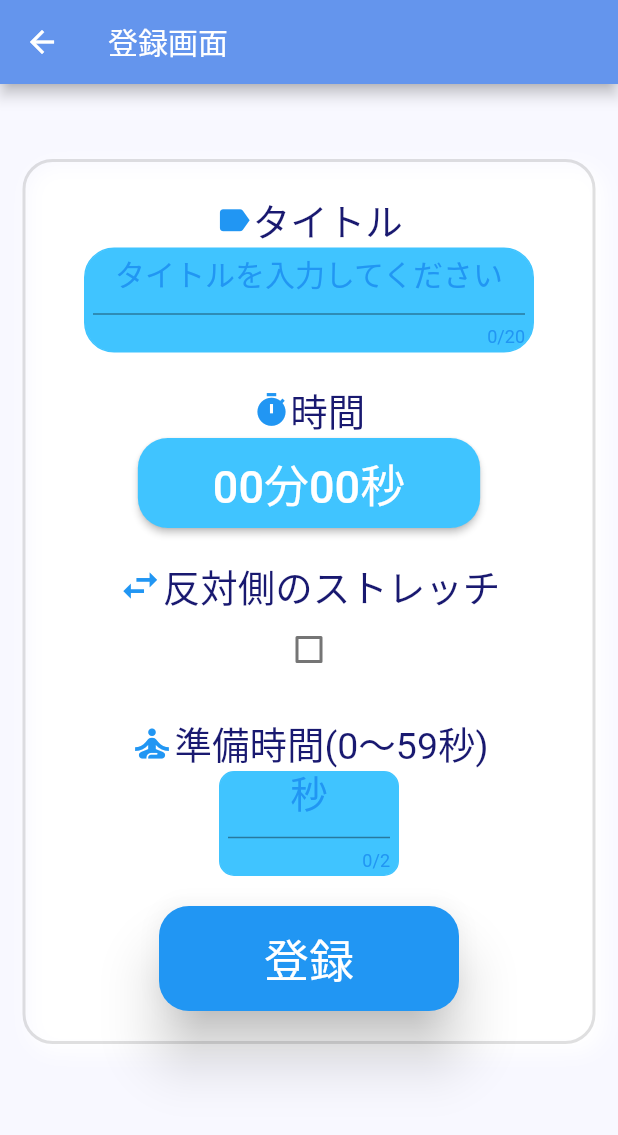
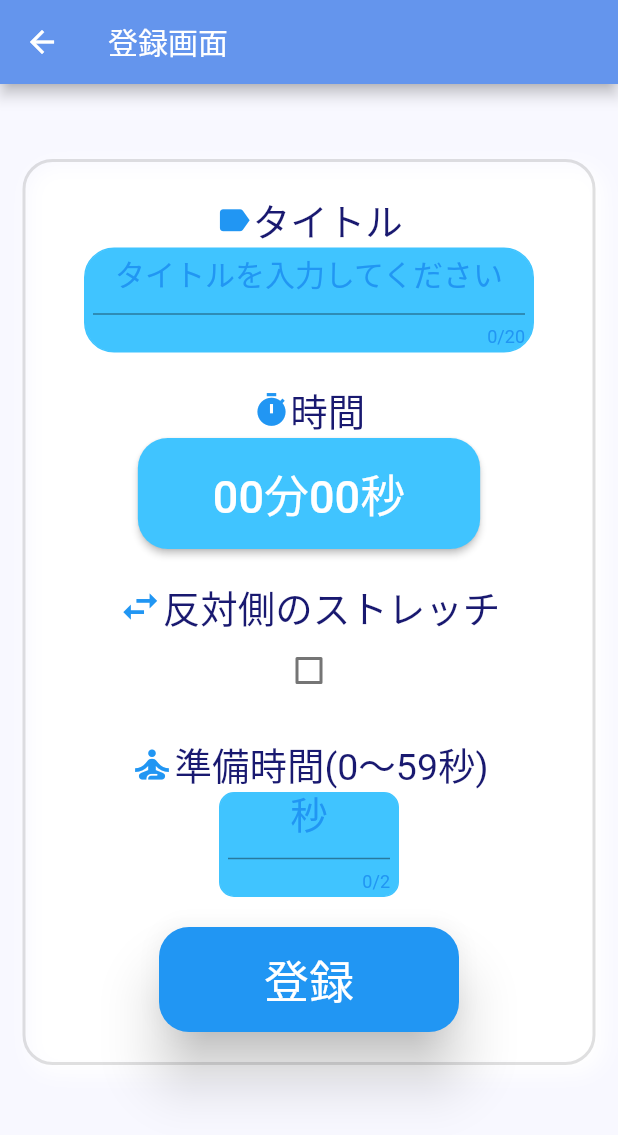
Before and after one commit to yousetsu/simplestretchtimer, a Flutter app: the StretchScreen screen opened directly, on a phone screen of 412 x 824 dp. Shown: the top 1135 px of the screen. Run offline on Flutter 3.47's test engine with Material 2 defaults, Android fonts, the phone set to English and light mode, and no system bars; our stand-ins replace just_audio, sqflite, vibration; missing offline and left inert: audio_session, flutter_picker; accounts and stored records are empty; Roboto replaces fonts that are missing (KosugiMaru); statements that could not run were skipped.

```diff
--- a/lib/stretch.dart
+++ b/lib/stretch.dart
@@ -117,7 +117,7 @@ class _StretchScreenState extends State<StretchScreen> {
                   style: ElevatedButton.styleFrom(
                     foregroundColor: Colors.white,
                     backgroundColor: Colors.lightBlueAccent,
-                    padding: const EdgeInsets.symmetric(vertical: 8, horizontal: 50),
+                    padding: const EdgeInsets.symmetric(vertical: 15, horizontal: 50),
                     shape: RoundedRectangleBorder(
                       borderRadius: BorderRadius.circular(20),
                     ),),
@@ -236,8 +236,6 @@ class _StretchScreenState extends State<StretchScreen> {
       ));
       return;
   }
-
-
     int intMax = 0;
     switch (mode) {
     //登録モード
```
